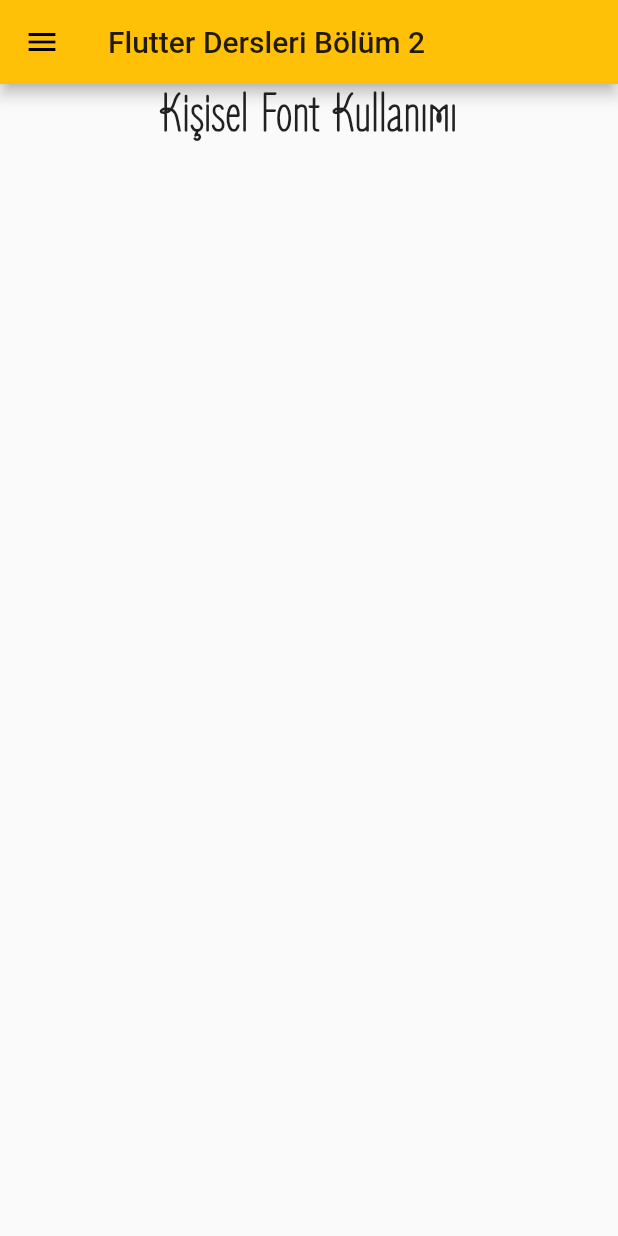
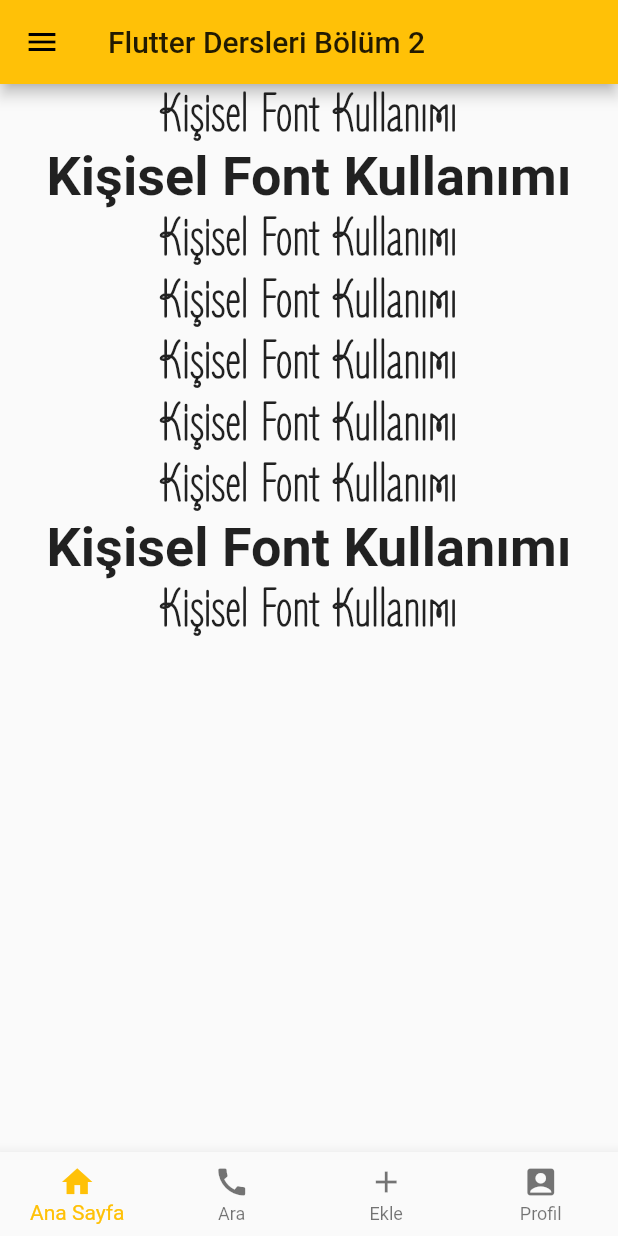
Before and after one commit to islamoktay/learning_process, a Flutter app: the screen it shows after launch, on a phone screen of 412 x 824 dp. Run offline on Flutter 3.47's test engine with Material 2 defaults, Android fonts, the phone set to English and light mode, and no system bars; our stand-ins replace email_validator, flutter_easyloading, palette_generator.

Commit message:
studied more

```diff
--- /dev/null
+++ b/flutter/flutter_fonts_etc/lib/drawer_menu.dart
@@ -0,0 +1,72 @@
+import 'package:flutter/material.dart';
+
+class DrawerMenu extends StatelessWidget {
+  const DrawerMenu({Key? key}) : super(key: key);
+
+  @override
+  Widget build(BuildContext context) {
+    return Drawer(
+      child: Column(
+        children: [
+          UserAccountsDrawerHeader(
+            accountName: Text("ahmetislamoktay"),
+            accountEmail: Text("Ahmet@islam.oktay"),
+            otherAccountsPictures: [
+              CircleAvatar(
+                backgroundColor: Colors.purple,
+                child: Text("AO"),
+              ),
+              Image.network(
+                  "https://encrypted-tbn0.gstatic.com/images?q=tbn:ANd9GcR-w66TlwUSxgxSqhn7mRTzlj6aiWpuyxLxmQ&usqp=CAU"),
+            ],
+            currentAccountPicture: Image.network(
+                "https://encrypted-tbn0.gstatic.com/images?q=tbn:ANd9GcR-w66TlwUSxgxSqhn7mRTzlj6aiWpuyxLxmQ&usqp=CAU"),
+          ),
+          Expanded(
+            child: ListView(
+              children: [
+                ListTile(
+                  leading: Icon(Icons.home),
+                  title: Text("Ana Sayfa"),
+                  trailing: Icon(Icons.chevron_right),
+                ),
+                ListTile(
+                  leading: Icon(Icons.call),
+                  title: Text("Ara"),
+                  trailing: Icon(Icons.chevron_right),
+                ),
+                ListTile(
+                  leading: Icon(Icons.account_box_outlined),
+                  title: Text("Profil"),
+                  trailing: Icon(Icons.chevron_right),
+                ),
+                Divider(),
+                InkWell(
+                  onTap: () {},
+                  child: ListTile(
+                    leading: Icon(Icons.account_box_outlined),
+                    title: Text("Profil"),
+                    trailing: Icon(Icons.chevron_right),
+                  ),
+                ),
+                AboutListTile(
+                  applicationName: "Flutter Dersleri",
+                  applicationIcon: Icon(Icons.save),
+                  applicationVersion: "2.0",
+                  child: Text("About Us"),
+                  applicationLegalese: null,
+                  icon: Icon(Icons.keyboard),
+                  aboutBoxChildren: [
+                    Text("Child 1"),
+                    Text("Child 1"),
+                    Text("Child 1"),
+                  ],
+                ),
+              ],
+            ),
+          ),
+        ],
+      ),
+    );
+  }
+}
--- /dev/null
+++ b/flutter/flutter_fonts_etc/lib/kisisel_font.dart
@@ -0,0 +1,94 @@
+import 'package:flutter/material.dart';
+
+class KisiselFont extends StatelessWidget {
+  const KisiselFont({Key? key}) : super(key: key);
+
+  @override
+  Widget build(BuildContext context) {
+    return Column(
+      children: [
+        Center(
+          child: Text(
+            "Kişisel Font Kullanımı",
+            style: TextStyle(
+                fontSize: 36,
+                fontWeight: FontWeight.bold,
+                fontFamily: "Elyazisi"),
+          ),
+        ),
+        Center(
+          child: Text(
+            "Kişisel Font Kullanımı",
+            style: TextStyle(
+              fontSize: 36,
+              fontWeight: FontWeight.bold,
+            ),
+          ),
+        ),
+        Center(
+          child: Text(
+            "Kişisel Font Kullanımı",
+            style: TextStyle(
+                fontSize: 36,
+                fontWeight: FontWeight.bold,
+                fontFamily: "Elyazisi"),
+          ),
+        ),
+        Center(
+          child: Text(
+            "Kişisel Font Kullanımı",
+            style: TextStyle(
+                fontSize: 36,
+                fontWeight: FontWeight.bold,
+                fontFamily: "Elyazisi"),
+          ),
+        ),
+        Center(
+          child: Text(
+            "Kişisel Font Kullanımı",
+            style: TextStyle(
+                fontSize: 36,
+                fontWeight: FontWeight.bold,
+                fontFamily: "Elyazisi"),
+          ),
+        ),
+        Center(
+          child: Text(
+            "Kişisel Font Kullanımı",
+            style: TextStyle(
+                fontSize: 36,
+                fontWeight: FontWeight.bold,
+                fontFamily: "Elyazisi"),
+          ),
+        ),
+        Center(
+          child: Text(
+            "Kişisel Font Kullanımı",
+            style: TextStyle(
+                fontSize: 36,
+                fontWeight: FontWeight.bold,
+                fontFamily: "Elyazisi"),
+          ),
+        ),
+        Center(
+          child: Text(
+            "Kişisel Font Kullanımı",
+            style: TextStyle(
+              fontSize: 36,
+              fontWeight: FontWeight.bold,
+            ),
+          ),
+        ),
+        Center(
+          child: Text(
+            "Kişisel Font Kullanımı",
+            style: TextStyle(
+                fontSize: 36,
+                fontWeight: FontWeight.bold,
+                fontFamily: "Elyazisi"),
+          ),
+        ),
+      ],
+    );
+  }
+}
--- a/flutter/flutter_fonts_etc/lib/main.dart
+++ b/flutter/flutter_fonts_etc/lib/main.dart
@@ -1,4 +1,6 @@
 import 'package:flutter/material.dart';
+import 'package:flutter_fonts_etc/drawer_menu.dart';
+import 'package:flutter_fonts_etc/kisisel_font.dart';
 
 void main() {
   runApp(MyApp());
@@ -21,90 +23,48 @@ class MyApp extends StatelessWidget {
   }
 }
 
-class MyHomePage extends StatelessWidget {
+class MyHomePage extends StatefulWidget {
   const MyHomePage({Key? key}) : super(key: key);
+
+  @override
+  _MyHomePageState createState() => _MyHomePageState();
+}
+
+class _MyHomePageState extends State<MyHomePage> {
+  int secilenMenuItem = 0;
 
   @override
   Widget build(BuildContext context) {
     return Scaffold(
-      drawer: Drawer(
-        child: Column(
-          children: [
-            UserAccountsDrawerHeader(
-              accountName: Text("ahmetislamoktay"),
-              accountEmail: Text("Ahmet@islam.oktay"),
-              otherAccountsPictures: [
-                CircleAvatar(
-                  backgroundColor: Colors.purple,
-                  child: Text("AO"),
-                ),
-                Image.network(
-                    "https://encrypted-tbn0.gstatic.com/images?q=tbn:ANd9GcR-w66TlwUSxgxSqhn7mRTzlj6aiWpuyxLxmQ&usqp=CAU"),
-              ],
-              currentAccountPicture: Image.network(
-                  "https://encrypted-tbn0.gstatic.com/images?q=tbn:ANd9GcR-w66TlwUSxgxSqhn7mRTzlj6aiWpuyxLxmQ&usqp=CAU"),
-            ),
-            Expanded(
-              child: ListView(
-                children: [
-                  ListTile(
-                    leading: Icon(Icons.home),
-                    title: Text("Ana Sayfa"),
-                    trailing: Icon(Icons.chevron_right),
-                  ),
-                  ListTile(
-                    leading: Icon(Icons.call),
-                    title: Text("Ara"),
-                    trailing: Icon(Icons.chevron_right),
-                  ),
-                  ListTile(
-                    leading: Icon(Icons.account_box_outlined),
-                    title: Text("Profil"),
-                    trailing: Icon(Icons.chevron_right),
-                  ),
-                  Divider(),
-                  InkWell(
-                    onTap: () {},
-                    child: ListTile(
-                      leading: Icon(Icons.account_box_outlined),
-                      title: Text("Profil"),
-                      trailing: Icon(Icons.chevron_right),
-                    ),
-                  ),
-                  AboutListTile(
-                    applicationName: "Flutter Dersleri",
-                    applicationIcon: Icon(Icons.save),
-                    applicationVersion: "2.0",
-                    child: Text("About Us"),
-                    applicationLegalese: null,
-                    icon: Icon(Icons.keyboard),
-                    aboutBoxChildren: [
-                      Text("Child 1"),
-                      Text("Child 1"),
-                      Text("Child 1"),
-                    ],
-                  ),
-                ],
-              ),
-            ),
-          ],
-        ),
-      ),
+      drawer: DrawerMenu(),
       appBar: AppBar(
         title: Text("Flutter Dersleri Bölüm 2"),
       ),
-      body: Column(
-        children: [
-          Center(
-            child: Text(
-              "Kişisel Font Kullanımı",
-              style: TextStyle(
-                  fontSize: 36,
-                  fontWeight: FontWeight.bold,
-                  fontFamily: "Elyazisi"),
-            ),
+      body: KisiselFont(),
+      bottomNavigationBar: BottomNavigationBar(
+        items: [
+          BottomNavigationBarItem(
+            icon: Icon(Icons.home),
+            label: "Ana Sayfa",
+          ),
+          BottomNavigationBarItem(
+            icon: Icon(Icons.call),
+            label: "Ara",
+          ),
+          BottomNavigationBarItem(
+            icon: Icon(Icons.add),
+            label: "Ekle",
+          ),
+          BottomNavigationBarItem(
+            icon: Icon(Icons.account_box),
+            label: "Profil",
           ),
         ],
+        type: BottomNavigationBarType.fixed,
+        currentIndex: secilenMenuItem,
+        onTap: (index) {
+          secilenMenuItem = index;
+        },
       ),
     );
   }
```
